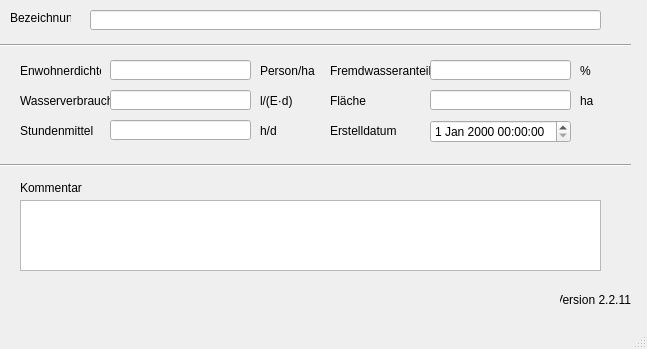
First picture: the form in qkan/database/templates/teilgebiete.ui, repository hoettges/QKan, before the edit.
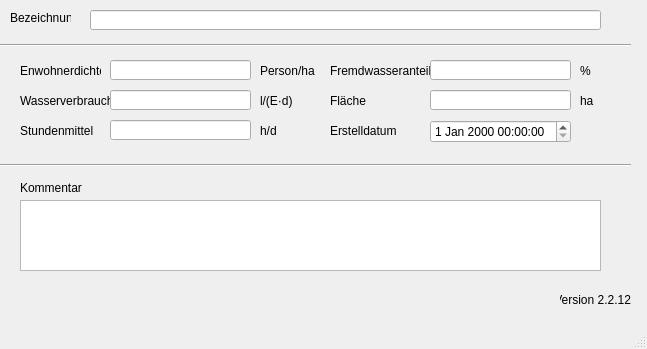
Second picture: the form after the edit. Custom widgets are drawn as their Qt base class.

```diff
--- a/qkan/database/templates/teilgebiete.ui
+++ b/qkan/database/templates/teilgebiete.ui
@@ -305,7 +305,7 @@
      <string>Version QKan Import</string>
     </property>
     <property name="text">
-     <string>Version 2.2.11</string>
+     <string>Version 2.2.12</string>
     </property>
     <property name="alignment">
      <set>Qt::AlignRight|Qt::AlignTrailing|Qt::AlignVCenter</set>
```
